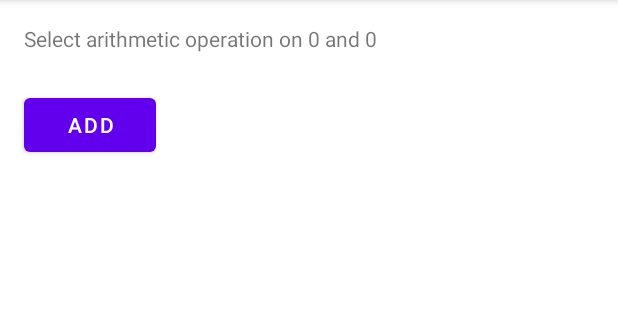
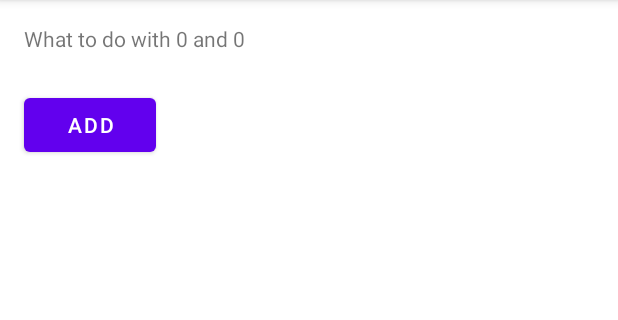
Before and after one commit to gvsudon/cs357-code-example, an Android app: the screen it shows after launch (ArithmeticActivity before the commit, MainActivity after it), after a tap on "ARITHMETIC", on a phone screen of 412 x 824 dp, the part 84-404 px from its top. Run offline under Robolectric (Android 15) with nearby library versions, the phone set to English and light mode, and no system bars; 2 statements that could not run were skipped.

Commit message:
First step in using Navigation Graph

```diff
--- a/android-navigation/app/build.gradle
+++ b/android-navigation/app/build.gradle
@@ -1,6 +1,7 @@
 plugins {
     id 'com.android.application'
     id 'org.jetbrains.kotlin.android'
+    id 'androidx.navigation.safeargs'
 }
 
 android {
@@ -33,11 +34,15 @@ android {
 }
 
 dependencies {
+    def nav_version = "2.5.3"
 
     implementation 'androidx.core:core-ktx:1.7.0'
     implementation 'androidx.appcompat:appcompat:1.6.1'
     implementation 'com.google.android.material:material:1.8.0'
     implementation 'androidx.constraintlayout:constraintlayout:2.1.4'
+    implementation "androidx.navigation:navigation-fragment-ktx:$nav_version"
+    implementation "androidx.navigation:navigation-ui-ktx:$nav_version"
+    implementation "androidx.navigation:navigation-dynamic-features-fragment:$nav_version"
     testImplementation 'junit:junit:4.13.2'
     androidTestImplementation 'androidx.test.ext:junit:1.1.5'
     androidTestImplementation 'androidx.test.espresso:espresso-core:3.5.1'
--- /dev/null
+++ b/android-navigation/app/src/main/java/edu/gvsu/cis/navigationexample/ArithmeticOpFragment.kt
@@ -0,0 +1,46 @@
+package edu.gvsu.cis.navigationexample
+
+import android.os.Bundle
+import androidx.fragment.app.Fragment
+import android.view.LayoutInflater
+import android.view.View
+import android.view.ViewGroup
+import android.widget.TextView
+import androidx.navigation.fragment.navArgs
+
+/**
+ * A simple [Fragment] subclass.
+ * Use the [ArithmeticOpFragment.newInstance] factory method to
+ * create an instance of this fragment.
+ */
+
+class ArithmeticOpFragment : Fragment() {
+    val inputArgs: ArithmeticOpFragmentArgs by navArgs()
+    lateinit var label:TextView
+    override fun onCreate(savedInstanceState: Bundle?) {
+        super.onCreate(savedInstanceState)
+    }
+
+    override fun onCreateView(
+        inflater: LayoutInflater, container: ViewGroup?,
+        savedInstanceState: Bundle?
+    ): View? {
+        // Inflate the layout for this fragment
+        return inflater.inflate(R.layout.fragment_arithmetic_op, container, false)
+    }
+
+    override fun onViewCreated(view: View, savedInstanceState: Bundle?) {
+        super.onViewCreated(view, savedInstanceState)
+        requireActivity().apply {
+            label = findViewById<TextView>(R.id.text_label)
+        }
+    }
+
+    override fun onResume() {
+        super.onResume()
+        label.text = "What to do with ${inputArgs.first} and ${inputArgs.second}"
+    }
+
+    companion object {
+    }
+}
--- a/android-navigation/app/src/main/java/edu/gvsu/cis/navigationexample/MainActivity.kt
+++ b/android-navigation/app/src/main/java/edu/gvsu/cis/navigationexample/MainActivity.kt
@@ -8,6 +8,7 @@ import android.widget.Button
 import android.widget.EditText
 import android.widget.Toast
 import androidx.activity.result.contract.ActivityResultContracts
+import androidx.navigation.fragment.NavHostFragment
 import com.google.android.material.snackbar.Snackbar
 
 class MainActivity : AppCompatActivity() {
@@ -15,31 +16,33 @@ class MainActivity : AppCompatActivity() {
     override fun onCreate(savedInstanceState: Bundle?) {
         super.onCreate(savedInstanceState)
         setContentView(R.layout.activity_main)
-        val doArith = findViewById<Button>(R.id.arithmetic_btn)
+        val navHost = supportFragmentManager.findFragmentById(R.id.nav_host) as NavHostFragment
+        navHost.navController
+//        val doArith = findViewById<Button>(R.id.arithmetic_btn)
 
-        input1 = findViewById<EditText>(R.id.firstNum)
-        val input2 = findViewById<EditText>(R.id.secondNum)
+//        input1 = findViewById<EditText>(R.id.firstNum)
+//        val input2 = findViewById<EditText>(R.id.secondNum)
 
-        val whenDone = registerForActivityResult(
-            ActivityResultContracts.StartActivityForResult()
-        ) {
-            if (it.resultCode == Activity.RESULT_OK) {
-                val arithResult = it.data?.getIntExtra("result", 0)
-                Snackbar.make(input1, "Arithmetric result is $arithResult", Snackbar.LENGTH_LONG)
-                    .show()
-            }
-        }
-        doArith.setOnClickListener {
-            val arithOp = Intent(this, ArithmeticActivity::class.java)
-            input1.text.toString().toIntOrNull()?.let {
-
-            }
-            arithOp.putExtra("first", input1.text.toString().toIntOrNull() ?:  0)
-            arithOp.putExtra("second", input2.text.toString().toIntOrNull() ?: 0)
-
-            startActivityForResult(arithOp, 0xBeef)
-            whenDone.launch(arithOp)
-        }
+//        val whenDone = registerForActivityResult(
+//            ActivityResultContracts.StartActivityForResult()
+//        ) {
+//            if (it.resultCode == Activity.RESULT_OK) {
+//                val arithResult = it.data?.getIntExtra("result", 0)
+//                Snackbar.make(input1, "Arithmetric result is $arithResult", Snackbar.LENGTH_LONG)
+//                    .show()
+//            }
+//        }
+//        doArith.setOnClickListener {
+//            val arithOp = Intent(this, ArithmeticActivity::class.java)
+//            input1.text.toString().toIntOrNull()?.let {
+//
+//            }
+//            arithOp.putExtra("first", input1.text.toString().toIntOrNull() ?:  0)
+//            arithOp.putExtra("second", input2.text.toString().toIntOrNull() ?: 0)
+//
+//            startActivityForResult(arithOp, 0xBeef)
+//            whenDone.launch(arithOp)
+//        }
     }
 
 //    override fun onActivityResult(requestCode: Int, resultCode: Int, data: Intent?) {
--- /dev/null
+++ b/android-navigation/app/src/main/java/edu/gvsu/cis/navigationexample/NumberInputFragment.kt
@@ -0,0 +1,48 @@
+package edu.gvsu.cis.navigationexample
+
+import android.os.Bundle
+import androidx.fragment.app.Fragment
+import android.view.LayoutInflater
+import android.view.View
+import android.view.ViewGroup
+import android.widget.Button
+import android.widget.EditText
+import androidx.navigation.fragment.findNavController
+
+class NumberInputFragment : Fragment() {
+
+    override fun onCreate(savedInstanceState: Bundle?) {
+        super.onCreate(savedInstanceState)
+    }
+
+    override fun onViewCreated(view: View, savedInstanceState: Bundle?) {
+        super.onViewCreated(view, savedInstanceState)
+        val appNav = findNavController()
+        val input1: EditText
+        val input2: EditText
+        requireActivity().apply {
+            input1 = findViewById<EditText>(R.id.firstNum)
+            input2 = findViewById<EditText>(R.id.secondNum)
+        }
+        requireActivity().findViewById<Button>(R.id.arithmetic_btn).apply {
+            setOnClickListener {
+                println("Button is pressed?")
+                val first = input1.text.toString().toInt()
+                val second = input2.text.toString().toInt()
+                val action = NumberInputFragmentDirections.toArithOp(first, second)
+                appNav.navigate(action)
+            }
+        }
+    }
+
+    override fun onCreateView(
+        inflater: LayoutInflater, container: ViewGroup?,
+        savedInstanceState: Bundle?
+    ): View? {
+        // Inflate the layout for this fragment
+        return inflater.inflate(R.layout.fragment_number_input, container, false)
+    }
+
+    companion object {
+    }
+}
--- a/android-navigation/app/src/main/res/layout/activity_arithmetic.xml
+++ b/android-navigation/app/src/main/res/layout/activity_arithmetic.xml
@@ -4,25 +4,4 @@
     xmlns:tools="http://schemas.android.com/tools"
     android:layout_width="match_parent"
     android:layout_height="match_parent"
-    tools:context=".ArithmeticActivity">
-
-    <TextView
-        android:id="@+id/text_label"
-        android:layout_width="wrap_content"
-        android:layout_height="wrap_content"
-        android:layout_marginStart="16dp"
-        android:layout_marginTop="16dp"
-        android:text="Arithmetic Operations"
-        app:layout_constraintStart_toStartOf="parent"
-        app:layout_constraintTop_toTopOf="parent" />
-
-    <Button
-        android:id="@+id/add_btn"
-        android:layout_width="wrap_content"
-        android:layout_height="wrap_content"
-        android:layout_marginStart="16dp"
-        android:layout_marginTop="24dp"
-        android:text="Add"
-        app:layout_constraintStart_toStartOf="parent"
-        app:layout_constraintTop_toBottomOf="@+id/text_label" />
-</androidx.constraintlayout.widget.ConstraintLayout>
+    tools:context=".ArithmeticActivity"></androidx.constraintlayout.widget.ConstraintLayout>
--- a/android-navigation/app/src/main/res/layout/activity_main.xml
+++ b/android-navigation/app/src/main/res/layout/activity_main.xml
@@ -6,49 +6,18 @@
     android:layout_height="match_parent"
     tools:context=".MainActivity">
 
-    <TextView
-        android:id="@+id/textView"
-        android:layout_width="wrap_content"
-        android:layout_height="wrap_content"
-        android:layout_marginTop="16dp"
-        android:text="Arithmetic Operations"
-        app:layout_constraintEnd_toEndOf="parent"
-        app:layout_constraintStart_toStartOf="parent"
-        app:layout_constraintTop_toTopOf="parent" />
 
-    <EditText
-        android:id="@+id/firstNum"
-        android:layout_width="wrap_content"
-        android:layout_height="48dp"
-        android:layout_marginStart="24dp"
-        android:layout_marginTop="24dp"
-        android:ems="10"
-        android:hint="First number"
-        android:inputType="number"
-        android:autofillHints="username"
-        app:layout_constraintStart_toStartOf="parent"
-        app:layout_constraintTop_toBottomOf="@+id/textView" />
-
-    <EditText
-        android:id="@+id/secondNum"
-        android:layout_width="wrap_content"
-        android:layout_height="48dp"
-        android:layout_marginStart="24dp"
-        android:layout_marginTop="8dp"
-        android:ems="10"
-        android:hint="Second number"
-        android:inputType="number"
-        app:layout_constraintStart_toStartOf="parent"
-        app:layout_constraintTop_toBottomOf="@+id/firstNum" />
-
-    <Button
-        android:id="@+id/arithmetic_btn"
-        android:layout_width="wrap_content"
-        android:layout_height="wrap_content"
-        android:layout_marginTop="24dp"
-        android:text="Arithmetic"
-        app:layout_constraintEnd_toEndOf="parent"
-        app:layout_constraintStart_toStartOf="parent"
-        app:layout_constraintTop_toBottomOf="@+id/secondNum" />
+    <androidx.fragment.app.FragmentContainerView
+        android:id="@+id/nav_host"
+        android:name="androidx.navigation.fragment.NavHostFragment"
+        android:layout_width="0dp"
+        android:layout_height="0dp"
+        app:layout_constraintLeft_toLeftOf="parent"
+        app:layout_constraintRight_toRightOf="parent"
+        app:layout_constraintTop_toTopOf="parent"
+        app:layout_constraintBottom_toBottomOf="parent"
+        app:defaultNavHost="true"
+        app:navGraph="@navigation/my_nav_graph"
+        ></androidx.fragment.app.FragmentContainerView>
 
 </androidx.constraintlayout.widget.ConstraintLayout>
--- /dev/null
+++ b/android-navigation/app/src/main/res/layout/fragment_arithmetic_op.xml
@@ -0,0 +1,31 @@
+<?xml version="1.0" encoding="utf-8"?>
+<androidx.constraintlayout.widget.ConstraintLayout xmlns:android="http://schemas.android.com/apk/res/android"
+    xmlns:app="http://schemas.android.com/apk/res-auto"
+    xmlns:tools="http://schemas.android.com/tools"
+    android:layout_width="match_parent"
+    android:layout_height="match_parent"
+    tools:context=".ArithmeticOpFragment">
+
+
+
+    <TextView
+        android:id="@+id/text_label"
+        android:layout_width="wrap_content"
+        android:layout_height="wrap_content"
+        android:layout_marginStart="16dp"
+        android:layout_marginTop="16dp"
+        android:text="Arithmetic Operations"
+        app:layout_constraintStart_toStartOf="parent"
+        app:layout_constraintTop_toTopOf="parent" />
+
+    <Button
+        android:id="@+id/add_btn"
+        android:layout_width="wrap_content"
+        android:layout_height="wrap_content"
+        android:layout_marginStart="16dp"
+        android:layout_marginTop="24dp"
+        android:text="Add"
+        app:layout_constraintStart_toStartOf="parent"
+        app:layout_constraintTop_toBottomOf="@+id/text_label" />
+
+</androidx.constraintlayout.widget.ConstraintLayout>
--- /dev/null
+++ b/android-navigation/app/src/main/res/layout/fragment_number_input.xml
@@ -0,0 +1,55 @@
+<?xml version="1.0" encoding="utf-8"?>
+<androidx.constraintlayout.widget.ConstraintLayout xmlns:android="http://schemas.android.com/apk/res/android"
+    xmlns:app="http://schemas.android.com/apk/res-auto"
+    xmlns:tools="http://schemas.android.com/tools"
+    android:layout_width="match_parent"
+    android:layout_height="match_parent"
+    tools:context=".NumberInputFragment">
+
+    <TextView
+        android:id="@+id/textView"
+        android:layout_width="wrap_content"
+        android:layout_height="wrap_content"
+        android:layout_marginTop="16dp"
+        android:text="Arithmetic Operations"
+        app:layout_constraintEnd_toEndOf="parent"
+        app:layout_constraintStart_toStartOf="parent"
+        app:layout_constraintTop_toTopOf="parent" />
+
+    <EditText
+        android:id="@+id/firstNum"
+        android:layout_width="wrap_content"
+        android:layout_height="48dp"
+        android:layout_marginStart="24dp"
+        android:layout_marginTop="24dp"
+        android:autofillHints="username"
+        android:ems="10"
+        android:hint="First number"
+        android:inputType="number"
+        app:layout_constraintStart_toStartOf="parent"
+        app:layout_constraintTop_toBottomOf="@+id/textView" />
+
+    <EditText
+        android:id="@+id/secondNum"
+        android:layout_width="wrap_content"
+        android:layout_height="48dp"
+        android:layout_marginStart="24dp"
+        android:layout_marginTop="8dp"
+        android:ems="10"
+        android:hint="Second number"
+        android:inputType="number"
+        app:layout_constraintStart_toStartOf="parent"
+        app:layout_constraintTop_toBottomOf="@+id/firstNum" />
+
+    <Button
+        android:id="@+id/arithmetic_btn"
+        android:layout_width="wrap_content"
+        android:layout_height="wrap_content"
+        android:layout_marginTop="24dp"
+        android:text="Arithmetic"
+        app:layout_constraintEnd_toEndOf="parent"
+        app:layout_constraintStart_toStartOf="parent"
+        app:layout_constraintTop_toBottomOf="@+id/secondNum" />
+
+
+</androidx.constraintlayout.widget.ConstraintLayout>
--- /dev/null
+++ b/android-navigation/app/src/main/res/navigation/my_nav_graph.xml
@@ -0,0 +1,30 @@
+<?xml version="1.0" encoding="utf-8"?>
+<navigation xmlns:android="http://schemas.android.com/apk/res/android"
+    xmlns:app="http://schemas.android.com/apk/res-auto"
+    xmlns:tools="http://schemas.android.com/tools"
+    android:id="@+id/my_nav_graph"
+    app:startDestination="@id/numberInputFragment">
+    <fragment
+        android:id="@+id/numberInputFragment"
+        android:name="edu.gvsu.cis.navigationexample.NumberInputFragment"
+        android:label="fragment_number_input"
+        tools:layout="@layout/fragment_number_input" >
+        <action
+            android:id="@+id/toArithOp"
+            app:destination="@id/arithmeticOpFragment"
+            app:popUpTo="@id/numberInputFragment"
+            app:popUpToInclusive="true" />
+    </fragment>
+    <fragment
+        android:id="@+id/arithmeticOpFragment"
+        android:name="edu.gvsu.cis.navigationexample.ArithmeticOpFragment"
+        android:label="fragment_arithmetic_op"
+        tools:layout="@layout/fragment_arithmetic_op" >
+        <argument
+            android:name="first"
+            app:argType="integer"/>
+        <argument
+            android:name="second"
+            app:argType="integer" />
+    </fragment>
+</navigation>
--- a/android-navigation/app/src/main/res/values/strings.xml
+++ b/android-navigation/app/src/main/res/values/strings.xml
@@ -1,3 +1,5 @@
 <resources>
     <string name="app_name">NavigationExample</string>
+    <!-- TODO: Remove or change this placeholder text -->
+    <string name="hello_blank_fragment">Hello blank fragment</string>
 </resources>
```
Also changed, not shown: android-navigation/build.gradle (+11 -0 lines).
